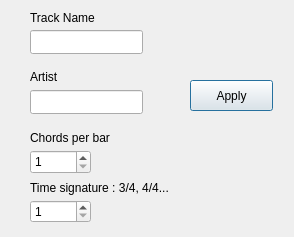
This is Editor/GridEditor/TrackProperties.ui in jcelerier/pfa_guitar_tutor as Qt 5 draws it before an edit. The edited form follows.
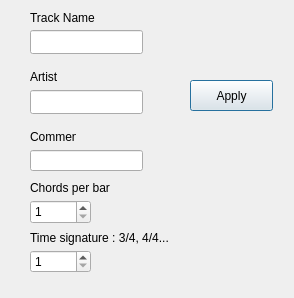
This is the edited form.

```diff
--- a/Editor/GridEditor/TrackProperties.ui
+++ b/Editor/GridEditor/TrackProperties.ui
@@ -7,7 +7,7 @@
     <x>0</x>
     <y>0</y>
     <width>294</width>
-    <height>237</height>
+    <height>298</height>
    </rect>
   </property>
   <property name="windowTitle">
@@ -69,7 +69,7 @@
    <property name="geometry">
     <rect>
      <x>30</x>
-     <y>150</y>
+     <y>200</y>
      <width>61</width>
      <height>24</height>
     </rect>
@@ -85,7 +85,7 @@
    <property name="geometry">
     <rect>
      <x>30</x>
-     <y>130</y>
+     <y>180</y>
      <width>171</width>
      <height>16</height>
     </rect>
@@ -114,7 +114,7 @@
    <property name="geometry">
     <rect>
      <x>30</x>
-     <y>200</y>
+     <y>250</y>
      <width>61</width>
      <height>23</height>
     </rect>
@@ -130,7 +130,7 @@
    <property name="geometry">
     <rect>
      <x>30</x>
-     <y>180</y>
+     <y>230</y>
      <width>201</width>
      <height>16</height>
     </rect>
@@ -139,6 +139,29 @@
     <string>Time signature : 3/4, 4/4...</string>
    </property>
   </widget>
+  <widget class="QLabel" name="label_5">
+   <property name="geometry">
+    <rect>
+     <x>30</x>
+     <y>130</y>
+     <width>46</width>
+     <height>13</height>
+    </rect>
+   </property>
+   <property name="text">
+    <string>Comment</string>
+   </property>
+  </widget>
+  <widget class="QLineEdit" name="t_comment">
+   <property name="geometry">
+    <rect>
+     <x>30</x>
+     <y>150</y>
+     <width>113</width>
+     <height>21</height>
+    </rect>
+   </property>
+  </widget>
  </widget>
  <resources/>
  <connections>
```
